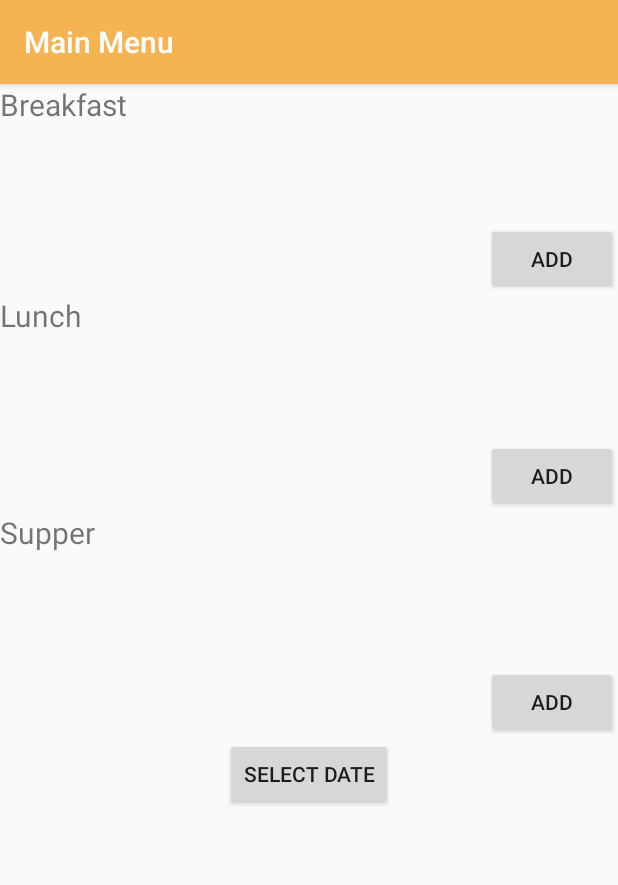
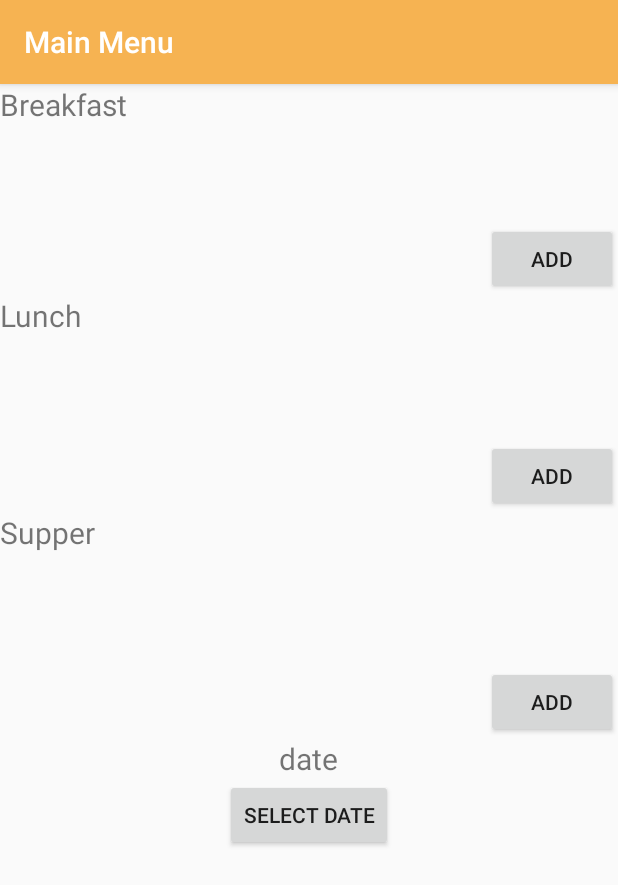
Before and after one commit to davidmorrison1981/AndroidProject, an Android app: the DiarySummary screen opened directly, with no data from a screen before it, on a phone screen of 412 x 824 dp. Shown: the top 885 px of the screen. Run offline under Robolectric (Android 15) with nearby library versions, the phone set to English and light mode, and no system bars.

Commit message:
added date textbox to summary

```diff
--- a/app/src/main/res/layout/diary_main.xml
+++ b/app/src/main/res/layout/diary_main.xml
@@ -58,6 +58,14 @@
                 android:layout_height="wrap_content"
                 android:layout_gravity="right" />
 
+            <TextView
+                android:id="@+id/datefilter"
+                android:layout_width="wrap_content"
+                android:layout_height="wrap_content"
+                android:textSize="20sp"
+                android:text="date"
+                android:layout_gravity="center_horizontal" />
+
             <Button
                 android:id="@+id/pickDate"
                 android:text="Select Date"
```
